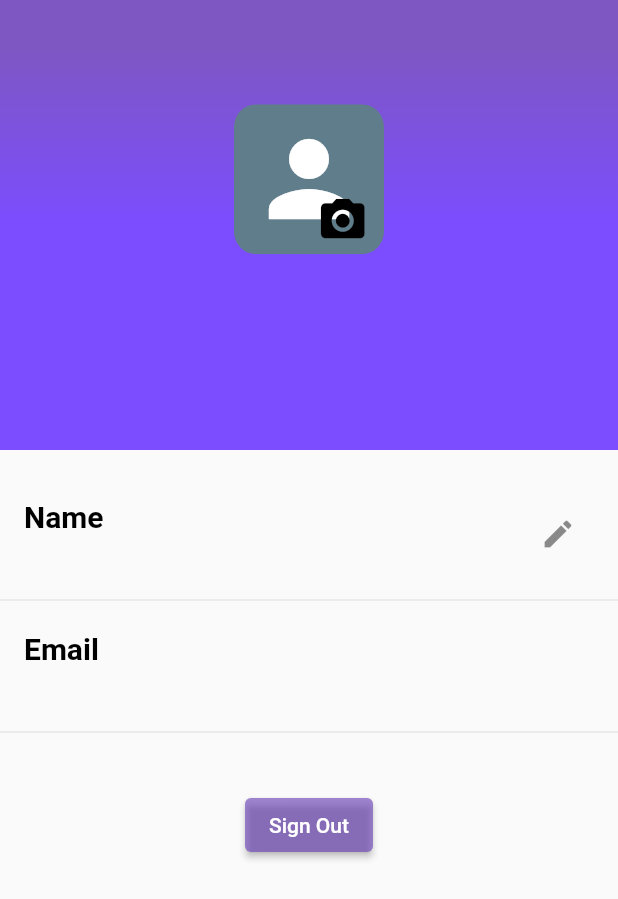
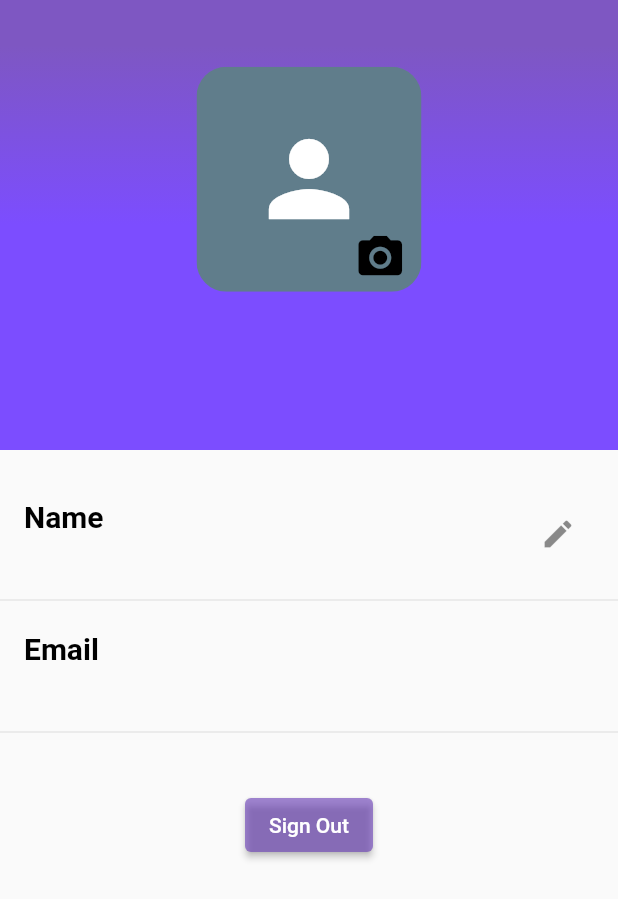
Before and after one commit to Sandeep-Abeykoon/SalesCast, a Flutter app: the ProfilePage screen opened directly, on a phone screen of 412 x 824 dp. Shown: the top 899 px of the screen. Run offline on Flutter 3.47's test engine with Material 2 defaults, Android fonts, the phone set to English and light mode, and no system bars; our stand-ins replace badges, cached_network_image, cloud_firestore, cool_alert, device_preview, email_validator and 13 more; accounts and stored records are empty; network calls fail.

Commit message:
Minor changes

```diff
--- a/Font-end/lib/Screens/profile_page.dart
+++ b/Font-end/lib/Screens/profile_page.dart
@@ -103,10 +103,10 @@ class _ProfilePageState extends State<ProfilePage> {
                     Stack(
                       children: <Widget>[
                         ClipRRect(
-                          borderRadius: BorderRadius.circular(15.0), //or 15.0
+                          borderRadius: BorderRadius.circular(20.0), //or 15.0
                           child: Container(
-                            height: 100.0,
-                            width: 100.0,
+                            height: 150.0,
+                            width: 150.0,
                             color: Colors.blueGrey,
                             child: imageUrl == ''
                                 ? Icon(
```
